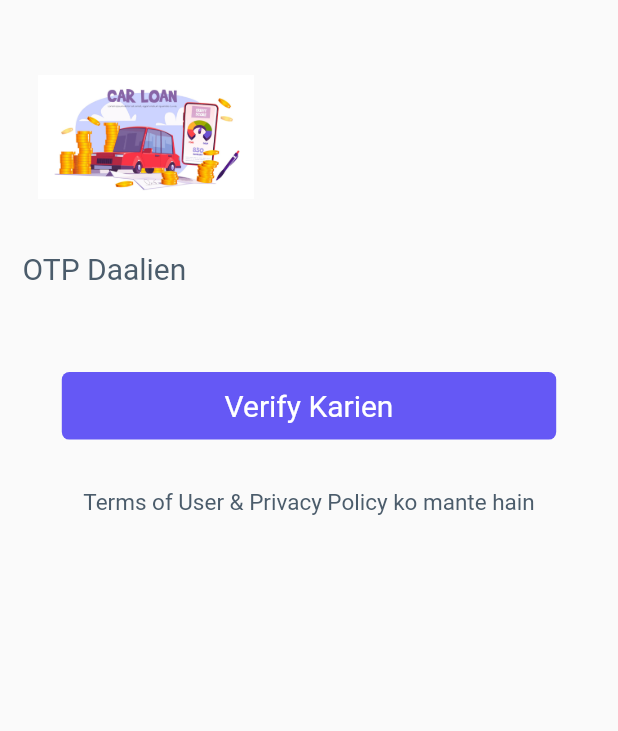
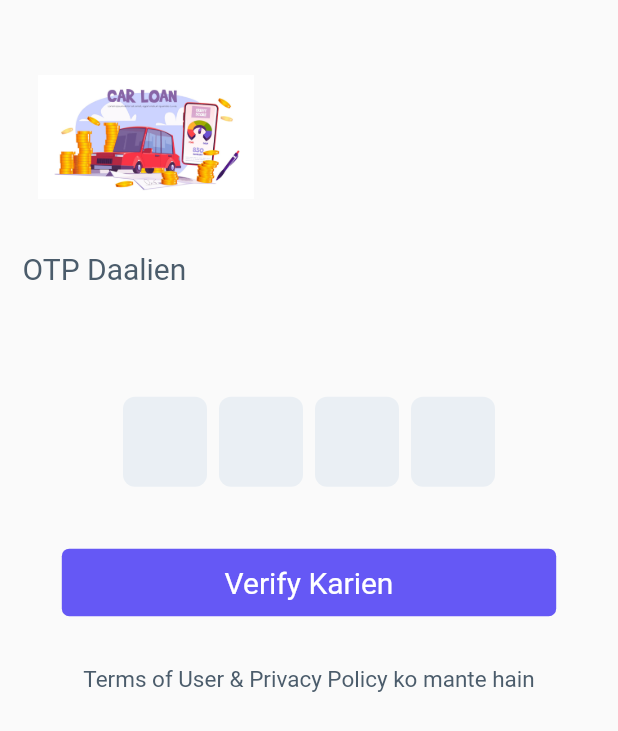
Before and after one commit to AbikMathew/LoanForBai_mockup, a Flutter app: the OtpVerification screen opened directly, on a phone screen of 412 x 824 dp. Shown: the top 731 px of the screen. Run offline on Flutter 3.47's test engine with Material 2 defaults, Android fonts, the light colour scheme and no system bars; drawn by our look-alikes of pinput; our stand-ins replace font_awesome_flutter, get, lottie, sizer.

Commit message:
otp pin box created

```diff
--- a/lib/view/pages/credit_eligibility_approval/credit_eligibility_approval.dart
+++ b/lib/view/pages/credit_eligibility_approval/credit_eligibility_approval.dart
@@ -34,7 +34,7 @@ class CreditEligibilityApproval extends StatelessWidget {
                   ),
                   kHeight10,
                   CustomButton(
-                    onTap: () => Get.to(const LoanAmountFinalisation(),
+                    onTap: () => Get.offAll(const LoanAmountFinalisation(),
                         transition: Transition.rightToLeft),
                     text: 'Loan lein',
                     width: 80.w,
--- a/lib/view/pages/otp_verification/otp_verification.dart
+++ b/lib/view/pages/otp_verification/otp_verification.dart
@@ -1,12 +1,10 @@
 import 'package:flutter/material.dart';
-import 'package:flutter/src/foundation/key.dart';
-import 'package:flutter/src/widgets/framework.dart';
 import 'package:get/get.dart';
 import 'package:loans_for_bai/view/pages/basic_details_name/basic_details_name.dart';
 import 'package:loans_for_bai/view/widgets/image_widget.dart';
 import 'package:loans_for_bai/view/widgets/text_widgets.dart';
+import 'package:pinput/pinput.dart';
 import 'package:sizer/sizer.dart';
-
 import '../../../constants/ui_constants.dart';
 import '../../widgets/custom_button.dart';
 
@@ -26,7 +24,14 @@ class OtpVerification extends StatelessWidget {
               text: 'OTP Daalien',
               fontSize: 20,
             ),
-            VerifyButtonAndTermsOfUser(() => Get.offAll(const BasicDetailsName(),
+            kHeight9,
+            Center(
+              child: Pinput(
+                onCompleted: (pin) => print(pin),
+              ),
+            ),
+            VerifyButtonAndTermsOfUser(() => Get.offAll(
+                const BasicDetailsName(),
                 transition: Transition.rightToLeft)),
           ],
         ),
@@ -40,7 +45,7 @@ Column VerifyButtonAndTermsOfUser(VoidCallback onTap) {
     crossAxisAlignment: CrossAxisAlignment.center,
     children: [
       Container(),
-      kHeight7,
+      kHeight5,
       CustomButton(
         onTap: onTap,
         text: 'Verify Karien',
```
Also changed, not shown: lib/main.dart (+3 -4 lines).
